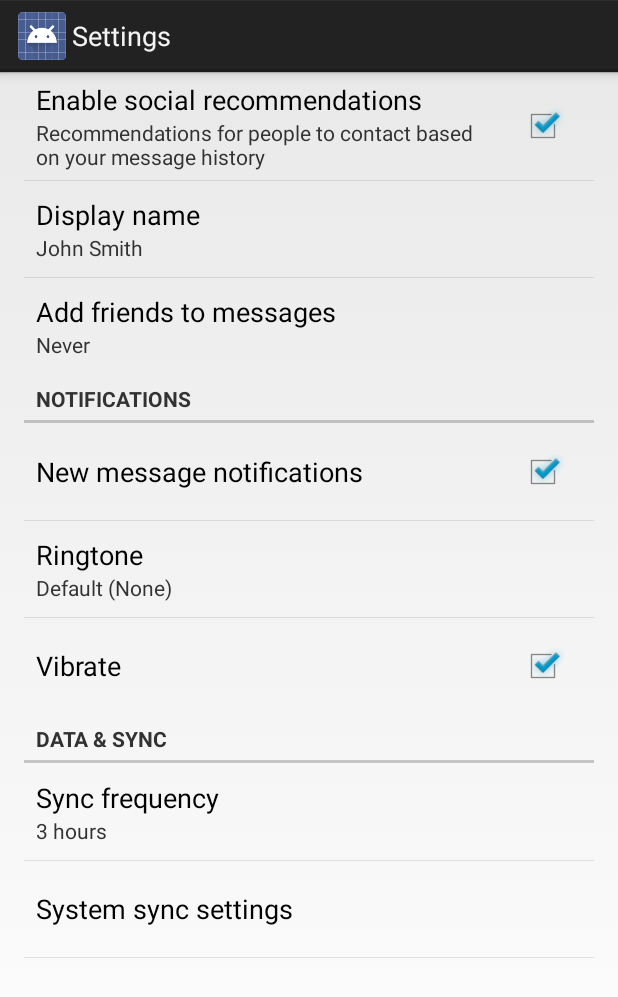
After one commit to NoahPena/Blast, an Android app: the SettingsActivity screen opened directly, with no data from a screen before it, on a phone screen of 412 x 824 dp. The commit adds this screen. Shown: the top 997 px of the screen. Run offline under Robolectric (Android 15) with nearby library versions, the phone set to English and light mode, and no system bars.

Commit message:
basic project design structure added

```diff
--- a/app/build.gradle
+++ b/app/build.gradle
@@ -21,4 +21,6 @@ android {
 
 dependencies {
     compile fileTree(dir: 'libs', include: ['*.jar'])
+    compile 'com.android.support:support-v13:21.0.0'
+    compile 'com.android.support:support-v4:21.0.0'
 }
--- /dev/null
+++ b/app/src/main/java/com/blast/SettingsActivity.java
@@ -0,0 +1,259 @@
+package com.blast;
+
+import android.annotation.TargetApi;
+import android.content.Context;
+import android.content.res.Configuration;
+import android.media.Ringtone;
+import android.media.RingtoneManager;
+import android.net.Uri;
+import android.os.Build;
+import android.os.Bundle;
+import android.preference.ListPreference;
+import android.preference.Preference;
+import android.preference.PreferenceActivity;
+import android.preference.PreferenceCategory;
+import android.preference.PreferenceFragment;
+import android.preference.PreferenceManager;
+import android.preference.RingtonePreference;
+import android.text.TextUtils;
+
+
+import java.util.List;
+
+/**
+ * A {@link PreferenceActivity} that presents a set of application settings. On
+ * handset devices, settings are presented as a single list. On tablets,
+ * settings are split by category, with category headers shown to the left of
+ * the list of settings.
+ * <p/>
+ * See <a href="http://developer.android.com/design/patterns/settings.html">
+ * Android Design: Settings</a> for design guidelines and the <a
+ * href="http://developer.android.com/guide/topics/ui/settings.html">Settings
+ * API Guide</a> for more information on developing a Settings UI.
+ */
+public class SettingsActivity extends PreferenceActivity {
+    /**
+     * Determines whether to always show the simplified settings UI, where
+     * settings are presented in a single list. When false, settings are shown
+     * as a master/detail two-pane view on tablets. When true, a single pane is
+     * shown on tablets.
+     */
+    private static final boolean ALWAYS_SIMPLE_PREFS = false;
+
+
+    @Override
+    protected void onPostCreate(Bundle savedInstanceState) {
+        super.onPostCreate(savedInstanceState);
+
+        setupSimplePreferencesScreen();
+    }
+
+    /**
+     * Shows the simplified settings UI if the device configuration if the
+     * device configuration dictates that a simplified, single-pane UI should be
+     * shown.
+     */
+    private void setupSimplePreferencesScreen() {
+        if (!isSimplePreferences(this)) {
+            return;
+        }
+
+        // In the simplified UI, fragments are not used at all and we instead
+        // use the older PreferenceActivity APIs.
+
+        // Add 'general' preferences.
+        addPreferencesFromResource(R.xml.pref_general);
+
+        // Add 'notifications' preferences, and a corresponding header.
+        PreferenceCategory fakeHeader = new PreferenceCategory(this);
+        fakeHeader.setTitle(R.string.pref_header_notifications);
+        getPreferenceScreen().addPreference(fakeHeader);
+        addPreferencesFromResource(R.xml.pref_notification);
+
+        // Add 'data and sync' preferences, and a corresponding header.
+        fakeHeader = new PreferenceCategory(this);
+        fakeHeader.setTitle(R.string.pref_header_data_sync);
+        getPreferenceScreen().addPreference(fakeHeader);
+        addPreferencesFromResource(R.xml.pref_data_sync);
+
+        // Bind the summaries of EditText/List/Dialog/Ringtone preferences to
+        // their values. When their values change, their summaries are updated
+        // to reflect the new value, per the Android Design guidelines.
+        bindPreferenceSummaryToValue(findPreference("example_text"));
+        bindPreferenceSummaryToValue(findPreference("example_list"));
+        bindPreferenceSummaryToValue(findPreference("notifications_new_message_ringtone"));
+        bindPreferenceSummaryToValue(findPreference("sync_frequency"));
+    }
+
+    /**
+     * {@inheritDoc}
+     */
+    @Override
+    public boolean onIsMultiPane() {
+        return isXLargeTablet(this) && !isSimplePreferences(this);
+    }
+
+    /**
+     * Helper method to determine if the device has an extra-large screen. For
+     * example, 10" tablets are extra-large.
+     */
+    private static boolean isXLargeTablet(Context context) {
+        return (context.getResources().getConfiguration().screenLayout
+                & Configuration.SCREENLAYOUT_SIZE_MASK) >= Configuration.SCREENLAYOUT_SIZE_XLARGE;
+    }
+
+    /**
+     * Determines whether the simplified settings UI should be shown. This is
+     * true if this is forced via {@link #ALWAYS_SIMPLE_PREFS}, or the device
+     * doesn't have newer APIs like {@link PreferenceFragment}, or the device
+     * doesn't have an extra-large screen. In these cases, a single-pane
+     * "simplified" settings UI should be shown.
+     */
+    private static boolean isSimplePreferences(Context context) {
+        return ALWAYS_SIMPLE_PREFS
+                || Build.VERSION.SDK_INT < Build.VERSION_CODES.HONEYCOMB
+                || !isXLargeTablet(context);
+    }
+
+    /**
+     * {@inheritDoc}
+     */
+    @Override
+    @TargetApi(Build.VERSION_CODES.HONEYCOMB)
+    public void onBuildHeaders(List<Header> target) {
+        if (!isSimplePreferences(this)) {
+            loadHeadersFromResource(R.xml.pref_headers, target);
+        }
+    }
+
+    /**
+     * A preference value change listener that updates the preference's summary
+     * to reflect its new value.
+     */
+    private static Preference.OnPreferenceChangeListener sBindPreferenceSummaryToValueListener = new Preference.OnPreferenceChangeListener() {
+        @Override
+        public boolean onPreferenceChange(Preference preference, Object value) {
+            String stringValue = value.toString();
+
+            if (preference instanceof ListPreference) {
+                // For list preferences, look up the correct display value in
+                // the preference's 'entries' list.
+                ListPreference listPreference = (ListPreference) preference;
+                int index = listPreference.findIndexOfValue(stringValue);
+
+                // Set the summary to reflect the new value.
+                preference.setSummary(
+                        index >= 0
+                                ? listPreference.getEntries()[index]
+                                : null);
+
+            } else if (preference instanceof RingtonePreference) {
+                // For ringtone preferences, look up the correct display value
+                // using RingtoneManager.
+                if (TextUtils.isEmpty(stringValue)) {
+                    // Empty values correspond to 'silent' (no ringtone).
+                    preference.setSummary(R.string.pref_ringtone_silent);
+
+                } else {
+                    Ringtone ringtone = RingtoneManager.getRingtone(
+                            preference.getContext(), Uri.parse(stringValue));
+
+                    if (ringtone == null) {
+                        // Clear the summary if there was a lookup error.
+                        preference.setSummary(null);
+                    } else {
+                        // Set the summary to reflect the new ringtone display
+                        // name.
+                        String name = ringtone.getTitle(preference.getContext());
+                        preference.setSummary(name);
+                    }
+                }
+
+            } else {
+                // For all other preferences, set the summary to the value's
+                // simple string representation.
+                preference.setSummary(stringValue);
+            }
+            return true;
+        }
+    };
+
+    /**
+     * Binds a preference's summary to its value. More specifically, when the
+     * preference's value is changed, its summary (line of text below the
+     * preference title) is updated to reflect the value. The summary is also
+     * immediately updated upon calling this method. The exact display format is
+     * dependent on the type of preference.
+     *
+     * @see #sBindPreferenceSummaryToValueListener
+     */
+    private static void bindPreferenceSummaryToValue(Preference preference) {
+        // Set the listener to watch for value changes.
+        preference.setOnPreferenceChangeListener(sBindPreferenceSummaryToValueListener);
+
+        // Trigger the listener immediately with the preference's
+        // current value.
+        sBindPreferenceSummaryToValueListener.onPreferenceChange(preference,
+                PreferenceManager
+                        .getDefaultSharedPreferences(preference.getContext())
+                        .getString(preference.getKey(), ""));
+    }
+
+    /**
+     * This fragment shows general preferences only. It is used when the
+     * activity is showing a two-pane settings UI.
+     */
+    @TargetApi(Build.VERSION_CODES.HONEYCOMB)
+    public static class GeneralPreferenceFragment extends PreferenceFragment {
+        @Override
+        public void onCreate(Bundle savedInstanceState) {
+            super.onCreate(savedInstanceState);
+            addPreferencesFromResource(R.xml.pref_general);
+
+            // Bind the summaries of EditText/List/Dialog/Ringtone preferences
+            // to their values. When their values change, their summaries are
+            // updated to reflect the new value, per the Android Design
+            // guidelines.
+            bindPreferenceSummaryToValue(findPreference("example_text"));
+            bindPreferenceSummaryToValue(findPreference("example_list"));
+        }
+    }
+
+    /**
+     * This fragment shows notification preferences only. It is used when the
+     * activity is showing a two-pane settings UI.
+     */
+    @TargetApi(Build.VERSION_CODES.HONEYCOMB)
+    public static class NotificationPreferenceFragment extends PreferenceFragment {
+        @Override
+        public void onCreate(Bundle savedInstanceState) {
+            super.onCreate(savedInstanceState);
+            addPreferencesFromResource(R.xml.pref_notification);
+
+            // Bind the summaries of EditText/List/Dialog/Ringtone preferences
+            // to their values. When their values change, their summaries are
+            // updated to reflect the new value, per the Android Design
+            // guidelines.
+            bindPreferenceSummaryToValue(findPreference("notifications_new_message_ringtone"));
+        }
+    }
+
+    /**
+     * This fragment shows data and sync preferences only. It is used when the
+     * activity is showing a two-pane settings UI.
+     */
+    @TargetApi(Build.VERSION_CODES.HONEYCOMB)
+    public static class DataSyncPreferenceFragment extends PreferenceFragment {
+        @Override
+        public void onCreate(Bundle savedInstanceState) {
+            super.onCreate(savedInstanceState);
+            addPreferencesFromResource(R.xml.pref_data_sync);
+
+            // Bind the summaries of EditText/List/Dialog/Ringtone preferences
+            // to their values. When their values change, their summaries are
+            // updated to reflect the new value, per the Android Design
+            // guidelines.
+            bindPreferenceSummaryToValue(findPreference("sync_frequency"));
+        }
+    }
+}
--- /dev/null
+++ b/app/src/main/res/layout/activity_init.xml
@@ -0,0 +1,4 @@
+<android.support.v4.view.ViewPager xmlns:android="http://schemas.android.com/apk/res/android"
+    xmlns:tools="http://schemas.android.com/tools" android:id="@+id/pager"
+    android:layout_width="match_parent" android:layout_height="match_parent"
+    tools:context="com.blast.initActivity" />
--- /dev/null
+++ b/app/src/main/res/menu/menu_init.xml
@@ -0,0 +1,5 @@
+<menu xmlns:android="http://schemas.android.com/apk/res/android"
+    xmlns:tools="http://schemas.android.com/tools" tools:context="com.blast.initActivity">
+    <item android:id="@+id/action_settings" android:title="@string/action_settings"
+        android:orderInCategory="100" android:showAsAction="never" />
+</menu>
--- a/app/src/main/res/values/strings.xml
+++ b/app/src/main/res/values/strings.xml
@@ -1,9 +1,12 @@
 <?xml version="1.0" encoding="utf-8"?>
 <resources>
-
     <string name="app_name">Blast</string>
     <string name="hello_world">Fuck You Faggot!!!</string>
     <string name="no_foreal">GodDamn!!!</string>
     <string name="action_settings">Settings</string>
+    <string name="title_activity_init">initActivity</string>
+    <string name="title_section1">Section 1</string>
+    <string name="title_section2">Section 2</string>
+    <string name="title_section3">Section 3</string>
 
 </resources>
--- /dev/null
+++ b/app/src/main/res/values/strings_activity_settings.xml
@@ -0,0 +1,61 @@
+<resources>
+    <string name="title_activity_settings">Settings</string>
+
+    <!-- Strings related to Settings -->
+
+    <!-- Example General settings -->
+    <string name="pref_header_general">General</string>
+
+    <string name="pref_title_social_recommendations">Enable social recommendations</string>
+    <string name="pref_description_social_recommendations">Recommendations for people to contact
+        based on your message history
+    </string>
+
+    <string name="pref_title_display_name">Display name</string>
+    <string name="pref_default_display_name">John Smith</string>
+
+    <string name="pref_title_add_friends_to_messages">Add friends to messages</string>
+    <string-array name="pref_example_list_titles">
+        <item>Always</item>
+        <item>When possible</item>
+        <item>Never</item>
+    </string-array>
+    <string-array name="pref_example_list_values">
+        <item>1</item>
+        <item>0</item>
+        <item>-1</item>
+    </string-array>
+
+    <!-- Example settings for Data & Sync -->
+    <string name="pref_header_data_sync">Data &amp; sync</string>
+
+    <string name="pref_title_sync_frequency">Sync frequency</string>
+    <string-array name="pref_sync_frequency_titles">
+        <item>15 minutes</item>
+        <item>30 minutes</item>
+        <item>1 hour</item>
+        <item>3 hours</item>
+        <item>6 hours</item>
+        <item>Never</item>
+    </string-array>
+    <string-array name="pref_sync_frequency_values">
+        <item>15</item>
+        <item>30</item>
+        <item>60</item>
+        <item>180</item>
+        <item>360</item>
+        <item>-1</item>
+    </string-array>
+
+    <string name="pref_title_system_sync_settings">System sync settings</string>
+
+    <!-- Example settings for Notifications -->
+    <string name="pref_header_notifications">Notifications</string>
+
+    <string name="pref_title_new_message_notifications">New message notifications</string>
+
+    <string name="pref_title_ringtone">Ringtone</string>
+    <string name="pref_ringtone_silent">Silent</string>
+
+    <string name="pref_title_vibrate">Vibrate</string>
+</resources>
--- /dev/null
+++ b/app/src/main/res/xml/pref_data_sync.xml
@@ -0,0 +1,21 @@
+<PreferenceScreen xmlns:android="http://schemas.android.com/apk/res/android">
+
+    <!-- NOTE: Hide buttons to simplify the UI. Users can touch outside the dialog to
+         dismiss it. -->
+    <!-- NOTE: ListPreference's summary should be set to its value by the activity code. -->
+    <ListPreference
+        android:key="sync_frequency"
+        android:title="@string/pref_title_sync_frequency"
+        android:entries="@array/pref_sync_frequency_titles"
+        android:entryValues="@array/pref_sync_frequency_values"
+        android:defaultValue="180"
+        android:negativeButtonText="@null"
+        android:positiveButtonText="@null" />
+
+    <!-- This preference simply launches an intent when selected. Use this UI sparingly, per
+         design guidelines. -->
+    <Preference android:title="@string/pref_title_system_sync_settings">
+        <intent android:action="android.settings.SYNC_SETTINGS" />
+    </Preference>
+
+</PreferenceScreen>
--- /dev/null
+++ b/app/src/main/res/xml/pref_general.xml
@@ -0,0 +1,33 @@
+<PreferenceScreen xmlns:android="http://schemas.android.com/apk/res/android">
+
+    <CheckBoxPreference
+        android:key="example_checkbox"
+        android:title="@string/pref_title_social_recommendations"
+        android:summary="@string/pref_description_social_recommendations"
+        android:defaultValue="true" />
+
+    <!-- NOTE: EditTextPreference accepts EditText attributes. -->
+    <!-- NOTE: EditTextPreference's summary should be set to its value by the activity code. -->
+    <EditTextPreference
+        android:key="example_text"
+        android:title="@string/pref_title_display_name"
+        android:defaultValue="@string/pref_default_display_name"
+        android:selectAllOnFocus="true"
+        android:inputType="textCapWords"
+        android:capitalize="words"
+        android:singleLine="true"
+        android:maxLines="1" />
+
+    <!-- NOTE: Hide buttons to simplify the UI. Users can touch outside the dialog to
+         dismiss it. -->
+    <!-- NOTE: ListPreference's summary should be set to its value by the activity code. -->
+    <ListPreference
+        android:key="example_list"
+        android:title="@string/pref_title_add_friends_to_messages"
+        android:defaultValue="-1"
+        android:entries="@array/pref_example_list_titles"
+        android:entryValues="@array/pref_example_list_values"
+        android:negativeButtonText="@null"
+        android:positiveButtonText="@null" />
+
+</PreferenceScreen>
--- /dev/null
+++ b/app/src/main/res/xml/pref_headers.xml
@@ -0,0 +1,14 @@
+<preference-headers xmlns:android="http://schemas.android.com/apk/res/android">
+
+    <!-- These settings headers are only used on tablets. -->
+
+    <header android:fragment="com.blast.SettingsActivity$GeneralPreferenceFragment"
+        android:title="@string/pref_header_general" />
+
+    <header android:fragment="com.blast.SettingsActivity$NotificationPreferenceFragment"
+        android:title="@string/pref_header_notifications" />
+
+    <header android:fragment="com.blast.SettingsActivity$DataSyncPreferenceFragment"
+        android:title="@string/pref_header_data_sync" />
+
+</preference-headers>
--- /dev/null
+++ b/app/src/main/res/xml/pref_notification.xml
@@ -0,0 +1,27 @@
+<PreferenceScreen xmlns:android="http://schemas.android.com/apk/res/android">
+
+    <!-- A 'parent' preference, which enables/disables child preferences (below)
+         when checked/unchecked. -->
+    <CheckBoxPreference
+        android:key="notifications_new_message"
+        android:title="@string/pref_title_new_message_notifications"
+        android:defaultValue="true" />
+
+    <!-- Allows the user to choose a ringtone in the 'notification' category. -->
+    <!-- NOTE: This preference will be enabled only when the checkbox above is checked. -->
+    <!-- NOTE: RingtonePreference's summary should be set to its value by the activity code. -->
+    <RingtonePreference
+        android:dependency="notifications_new_message"
+        android:key="notifications_new_message_ringtone"
+        android:title="@string/pref_title_ringtone"
+        android:ringtoneType="notification"
+        android:defaultValue="content://settings/system/notification_sound" />
+
+    <!-- NOTE: This preference will be enabled only when the checkbox above is checked. -->
+    <CheckBoxPreference
+        android:dependency="notifications_new_message"
+        android:key="notifications_new_message_vibrate"
+        android:title="@string/pref_title_vibrate"
+        android:defaultValue="true" />
+
+</PreferenceScreen>
```
Also changed, not shown: app/src/main/AndroidManifest.xml (+8 -0 lines), app/src/main/java/com/blast/apis/fb.java (added, +7 -0 lines), app/src/main/java/com/blast/apis/mail.java (added, +8 -0 lines), app/src/main/java/com/blast/apis/sms.java (added, +7 -0 lines), app/src/main/java/com/blast/db.java (added, +7 -0 lines), app/src/main/java/com/blast/initActivity.java (added, +150 -0 lines), app/src/main/res/layout/fragment_init.xml (added, +12 -0 lines), 1 other file.
